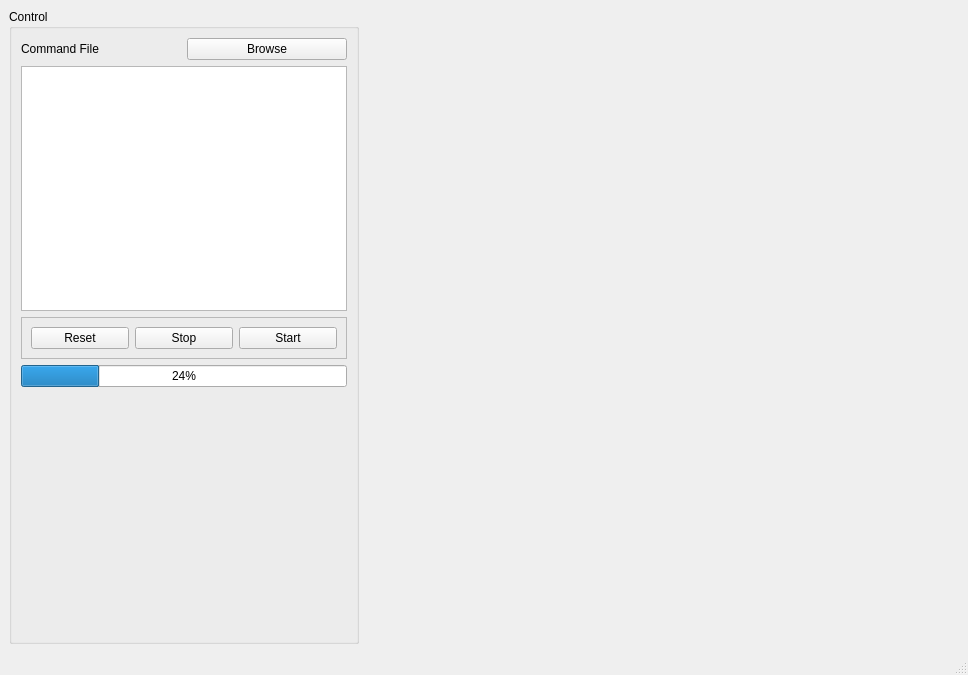
kwijesin/CMPT417-Final-Project-F22, file mainwindowcontrols.ui: the form before one commit.
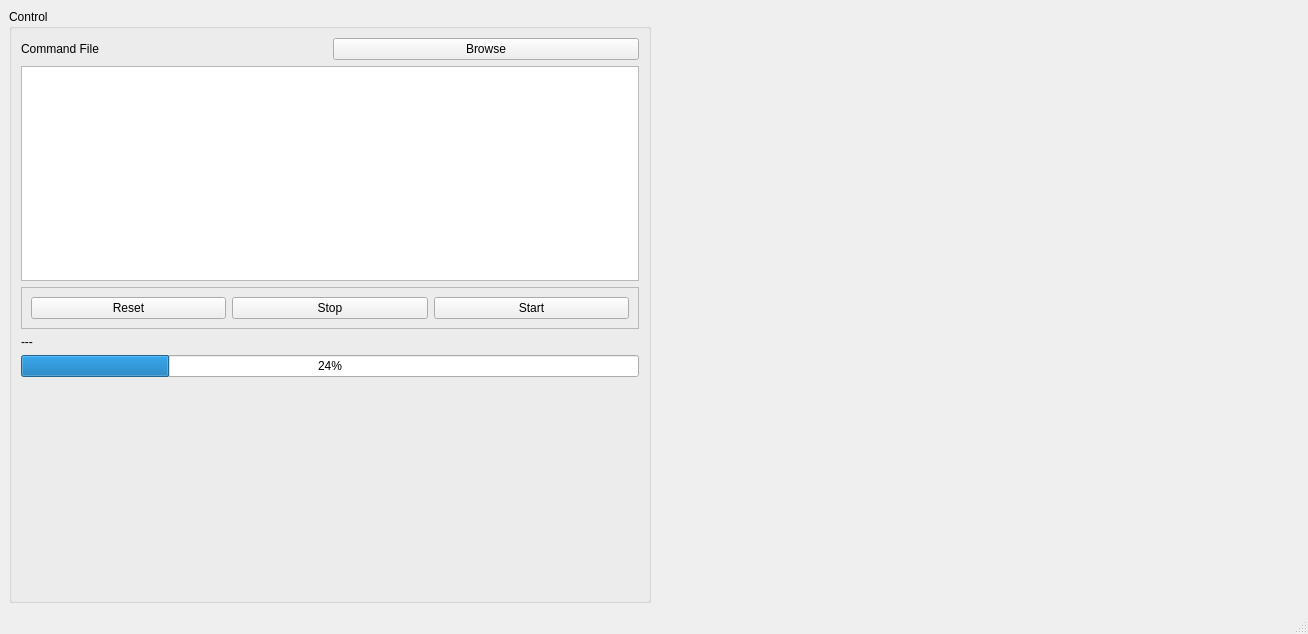
The form after the commit.

The edit to the form file:
```diff
--- a/mainwindowcontrols.ui
+++ b/mainwindowcontrols.ui
@@ -6,8 +6,8 @@
    <rect>
     <x>0</x>
     <y>0</y>
-    <width>968</width>
-    <height>675</height>
+    <width>1308</width>
+    <height>634</height>
    </rect>
   </property>
   <property name="windowTitle">
@@ -19,7 +19,7 @@
      <widget class="QGroupBox" name="groupBox">
       <property name="maximumSize">
        <size>
-        <width>350</width>
+        <width>16777215</width>
         <height>16777215</height>
        </size>
       </property>
@@ -46,7 +46,14 @@
         </layout>
        </item>
        <item>
-        <widget class="QListWidget" name="listWidgetCommands"/>
+        <widget class="QListWidget" name="listWidgetCommandList">
+         <property name="alternatingRowColors">
+          <bool>true</bool>
+         </property>
+         <property name="selectionMode">
+          <enum>QAbstractItemView::NoSelection</enum>
+         </property>
+        </widget>
        </item>
        <item>
         <widget class="QFrame" name="frame">
@@ -81,11 +88,27 @@
          </layout>
         </widget>
        </item>
+       <item>
+        <widget class="QLabel" name="labelCurrentCommand">
+         <property name="text">
+          <string>---</string>
+         </property>
+        </widget>
+       </item>
        <item>
         <widget class="QProgressBar" name="progressBar">
          <property name="value">
           <number>24</number>
          </property>
+         <property name="alignment">
+          <set>Qt::AlignCenter</set>
+         </property>
+         <property name="invertedAppearance">
+          <bool>false</bool>
+         </property>
+         <property name="textDirection">
+          <enum>QProgressBar::TopToBottom</enum>
+         </property>
         </widget>
        </item>
        <item>
```
Left out of the diff: 4 changed lines with no effect on the pictures.
